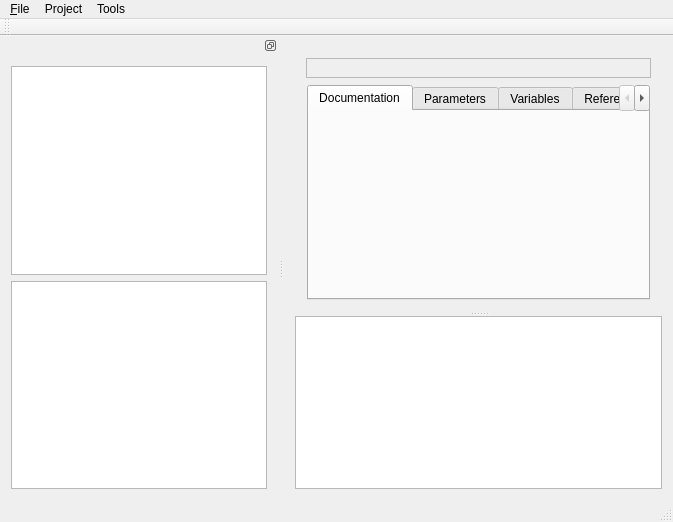
First picture: the form in trunk/ cs8-components/cs8ProgramComponent/cs8DocEditor/mainwindow.ui, repository vdg1/cs8-components, before the edit.
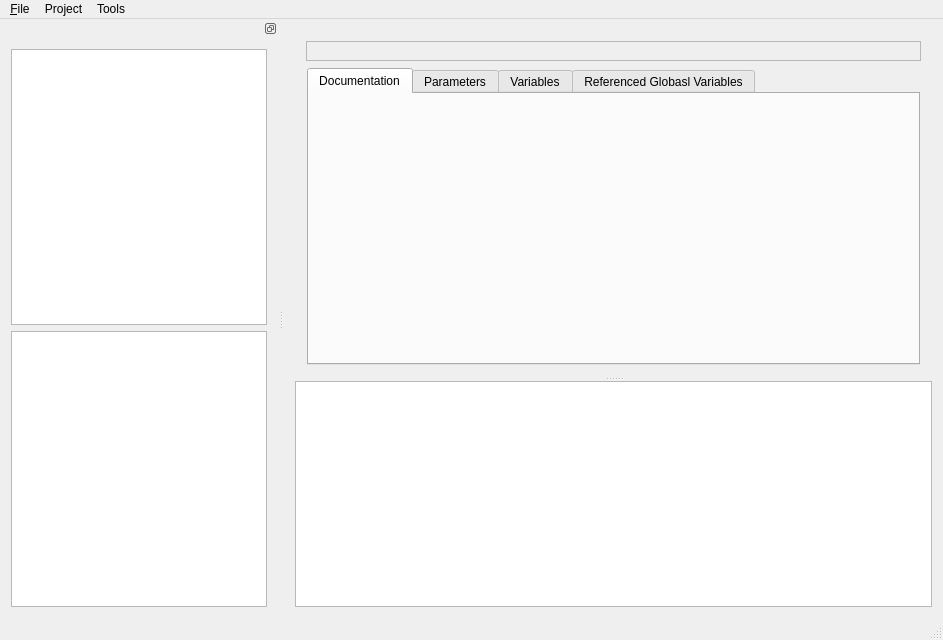
Second picture: the form after the edit. Icons and pictures are not drawn. Custom widgets are drawn as their Qt base class.

What changed in the file:
```diff
--- a/trunk/ cs8-components/cs8ProgramComponent/cs8DocEditor/mainwindow.ui
+++ b/trunk/ cs8-components/cs8ProgramComponent/cs8DocEditor/mainwindow.ui
@@ -6,8 +6,8 @@
    <rect>
     <x>0</x>
     <y>0</y>
-    <width>673</width>
-    <height>522</height>
+    <width>943</width>
+    <height>640</height>
    </rect>
   </property>
   <property name="windowIcon">
@@ -143,7 +143,7 @@
     <rect>
      <x>0</x>
      <y>0</y>
-     <width>673</width>
+     <width>943</width>
      <height>21</height>
     </rect>
    </property>
@@ -186,14 +186,6 @@
    <addaction name="menuTools"/>
    <addaction name="menuTools_2"/>
   </widget>
-  <widget class="QToolBar" name="mainToolBar">
-   <attribute name="toolBarArea">
-    <enum>TopToolBarArea</enum>
-   </attribute>
-   <attribute name="toolBarBreak">
-    <bool>false</bool>
-   </attribute>
-  </widget>
   <widget class="QStatusBar" name="statusBar"/>
   <widget class="QDockWidget" name="dockWidget">
    <property name="features">
```
